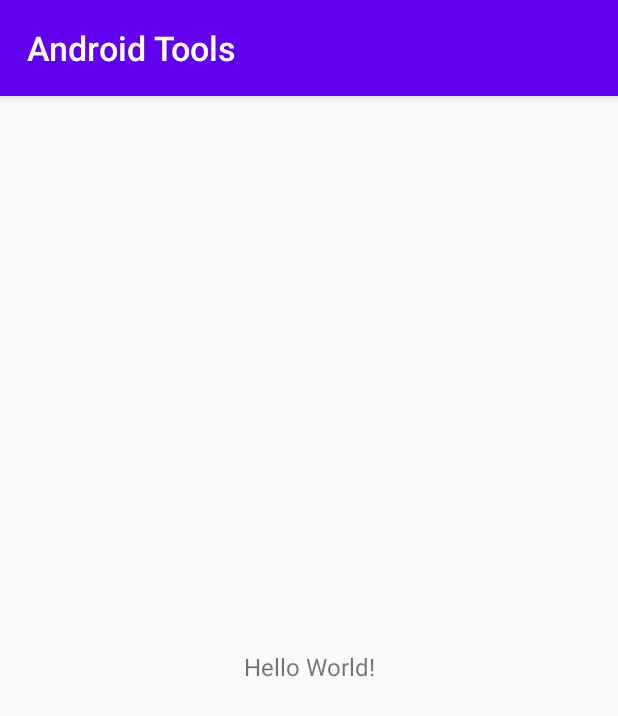
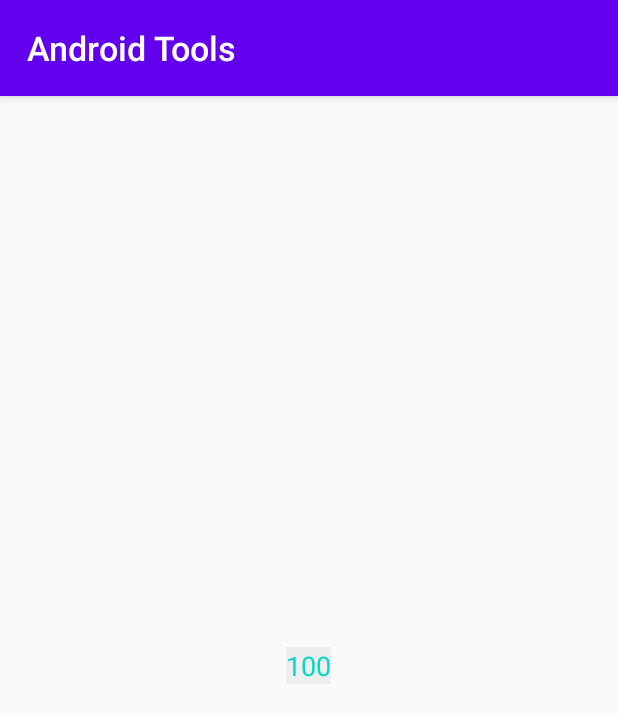
Before and after one commit to geekDavid/Android-Tools-boluomi, an Android app: the screen it shows after launch (MainActivity), on a phone screen of 412 x 824 dp. Shown: the top 716 px of the screen. Run offline under Robolectric (Android 15) with nearby library versions, the phone set to English and light mode, and no system bars; our stand-ins replace RxJava, data binding.

Commit message:
编辑BaseViewModel，创建简单例子

```diff
--- a/CommonLibrary/build.gradle
+++ b/CommonLibrary/build.gradle
@@ -38,9 +38,9 @@ dependencies {
 
     implementation 'androidx.appcompat:appcompat:1.1.0'
     implementation 'androidx.recyclerview:recyclerview:1.0.0'
-    implementation 'android.arch.lifecycle:extensions:1.1.1'
-    implementation 'io.reactivex.rxjava2:rxjava:2.1.16'
-    implementation 'io.reactivex.rxjava2:rxandroid:2.0.2'
+    api 'android.arch.lifecycle:extensions:1.1.1'
+    api 'io.reactivex.rxjava2:rxjava:2.1.16'
+    api 'io.reactivex.rxjava2:rxandroid:2.0.2'
     testImplementation 'junit:junit:4.12'
     androidTestImplementation 'androidx.test.ext:junit:1.1.1'
     androidTestImplementation 'androidx.test.espresso:espresso-core:3.2.0'
--- a/CommonLibrary/src/main/java/com/boluomi/commonlibrary/CommonActivity.java
+++ b/CommonLibrary/src/main/java/com/boluomi/commonlibrary/CommonActivity.java
@@ -1,16 +1,20 @@
 package com.boluomi.commonlibrary;
 
+import android.app.Dialog;
 import android.os.Bundle;
-
 import androidx.annotation.LayoutRes;
 import androidx.annotation.Nullable;
 import androidx.appcompat.app.AppCompatActivity;
 import androidx.databinding.DataBindingUtil;
 import androidx.databinding.ViewDataBinding;
-import androidx.lifecycle.ViewModel;
-
+import androidx.lifecycle.Observer;
+import androidx.lifecycle.ViewModelProviders;
+import com.boluomi.commonlibrary.bean.DialogBean;
+import com.boluomi.commonlibrary.lifecycle.BaseViewModel;
 import com.boluomi.commonlibrary.manager.ActivityTaskManager;
 import com.boluomi.commonlibrary.manager.ScreenManager;
+import com.boluomi.commonlibrary.utils.DialogLoadingUtils;
+import java.lang.reflect.ParameterizedType;
 
 /**
  * @name Android Tools
@@ -21,11 +25,13 @@ import com.boluomi.commonlibrary.manager.ScreenManager;
  * @change
  * @chang time
  */
-public abstract class CommonActivity<DBinding extends ViewDataBinding,VModel extends ViewModel> extends AppCompatActivity {
+public abstract class CommonActivity<DBinding extends ViewDataBinding, VModel extends BaseViewModel>
+    extends AppCompatActivity {
 
   private static final String TAG = "CommonActivity";
   protected DBinding mDatabinding;
   protected VModel mViewModel;
+  private Dialog mLoadingDialog;
 
   @Override
   protected void onCreate(@Nullable Bundle savedInstanceState) {
@@ -33,17 +39,79 @@ public abstract class CommonActivity<DBinding extends ViewDataBinding,VModel ext
     ActivityTaskManager.getInstance().put(this);
     ScreenManager.SCREEN(this);
     mDatabinding = initDataBinding();
-        mViewModel = initViewModel();
+    initData();
   }
 
+  protected abstract void initData();
+
+  public VModel initViewModel() {
+    try {
+      // 通过反射获取model的真实类型
+      ParameterizedType pt = (ParameterizedType) this.getClass().getGenericSuperclass();
+      Class<VModel> clazz = (Class<VModel>) pt.getActualTypeArguments()[1];
+      mViewModel = ViewModelProviders.of(this).get(clazz);
+    } catch (Exception e) {
+      throw new RuntimeException(e);
+    }
+    return mViewModel;
+  }
 
   protected abstract @LayoutRes int getLayoutId();
 
-    protected DBinding initDataBinding(){
-        return DataBindingUtil.setContentView(this,getLayoutId());
+  protected DBinding initDataBinding() {
+    mDatabinding = DataBindingUtil.setContentView(this, getLayoutId());
+    mViewModel = initViewModel();
+    initObserve();
+    return mDatabinding;
   }
 
-    protected abstract VModel initViewModel();
+  /** 监听当前ViewModel中 showDialog和error的值 */
+  private void initObserve() {
+    if (mViewModel == null) {
+      return;
+    }
+    mViewModel.getShowDialog(
+        this,
+        new Observer<DialogBean>() {
+          @Override
+          public void onChanged(DialogBean bean) {
+            if (bean.isShow()) {
+              showDialog(bean.getMsg());
+            } else {
+              dismissDialog();
+            }
+          }
+        });
+    mViewModel.getError(
+        this,
+        new Observer<Object>() {
+          @Override
+          public void onChanged(Object obj) {
+            showError(obj);
+          }
+        });
+  }
+
+  /**
+   * 显示用户等待框
+   *
+   * @param msg 提示信息
+   */
+  protected void showDialog(String msg) {
+    mLoadingDialog = DialogLoadingUtils.createLoadingDialog(this, msg);
+    mLoadingDialog.show();
+  }
+
+  /** 隐藏等待框 */
+  protected void dismissDialog() {
+    if (mLoadingDialog != null && mLoadingDialog.isShowing()) {
+      mLoadingDialog.dismiss();
+      mLoadingDialog = null;
+    }
+  }
+
+  /** ViewModel层发生了错误 */
+  protected abstract void showError(Object obj);
 
   @Override
   protected void onDestroy() {
--- /dev/null
+++ b/CommonLibrary/src/main/java/com/boluomi/commonlibrary/bean/DialogBean.java
@@ -0,0 +1,28 @@
+package com.boluomi.commonlibrary.bean;
+
+/**
+ * 加载中dialog实体类
+ *
+ * @author Jin
+ */
+public final class DialogBean {
+
+  private boolean isShow;
+  private String msg;
+
+  public boolean isShow() {
+    return isShow;
+  }
+
+  public void setShow(boolean show) {
+    isShow = show;
+  }
+
+  public String getMsg() {
+    return msg;
+  }
+
+  public void setMsg(String msg) {
+    this.msg = msg;
+  }
+}
--- /dev/null
+++ b/CommonLibrary/src/main/java/com/boluomi/commonlibrary/lifecycle/BaseViewModel.java
@@ -0,0 +1,52 @@
+package com.boluomi.commonlibrary.lifecycle;
+
+import androidx.lifecycle.LifecycleOwner;
+import androidx.lifecycle.MutableLiveData;
+import androidx.lifecycle.Observer;
+import androidx.lifecycle.ViewModel;
+import com.boluomi.commonlibrary.bean.DialogBean;
+import io.reactivex.disposables.CompositeDisposable;
+import io.reactivex.disposables.Disposable;
+
+/**
+ * ViewModel基类，管理rxJava发出的请求，ViewModel销毁同时也取消请求
+ *
+ * @author Jin
+ */
+public abstract class BaseViewModel extends ViewModel {
+
+  /** 管理RxJava请求 */
+  private CompositeDisposable compositeDisposable;
+  /** 用来通知 Activity／Fragment 是否显示等待Dialog */
+  protected DialogLiveData<DialogBean> showDialog = new DialogLiveData<>();
+  /** 当ViewModel层出现错误需要通知到Activity／Fragment */
+  protected MutableLiveData<Object> error = new MutableLiveData<>();
+
+  /** 添加 rxJava 发出的请求 */
+  protected void addDisposable(Disposable disposable) {
+    if (compositeDisposable == null || compositeDisposable.isDisposed()) {
+      compositeDisposable = new CompositeDisposable();
+    }
+    compositeDisposable.add(disposable);
+  }
+
+  public void getShowDialog(LifecycleOwner owner, Observer<DialogBean> observer) {
+    showDialog.observe(owner, observer);
+  }
+
+  public void getError(LifecycleOwner owner, Observer<Object> observer) {
+    error.observe(owner, observer);
+  }
+
+  /** ViewModel销毁同时也取消请求 */
+  @Override
+  protected void onCleared() {
+    super.onCleared();
+    if (compositeDisposable != null) {
+      compositeDisposable.dispose();
+      compositeDisposable = null;
+    }
+    showDialog = null;
+    error = null;
+  }
+}
--- /dev/null
+++ b/CommonLibrary/src/main/java/com/boluomi/commonlibrary/lifecycle/DialogLiveData.java
@@ -0,0 +1,26 @@
+package com.boluomi.commonlibrary.lifecycle;
+
+import androidx.lifecycle.MutableLiveData;
+import com.boluomi.commonlibrary.bean.DialogBean;
+
+/**
+ * 用来显示加载中dialog的MutableLiveData
+ *
+ * @author Jin
+ */
+public final class DialogLiveData<T> extends MutableLiveData<T> {
+
+  private DialogBean bean = new DialogBean();
+
+  public void setValue(boolean isShow) {
+    bean.setShow(isShow);
+    bean.setMsg("");
+    setValue((T) bean);
+  }
+
+  public void setValue(boolean isShow, String msg) {
+    bean.setShow(isShow);
+    bean.setMsg(msg);
+    setValue((T) bean);
+  }
+}
--- /dev/null
+++ b/CommonLibrary/src/main/java/com/boluomi/commonlibrary/utils/DialogLoadingUtils.java
@@ -0,0 +1,66 @@
+package com.boluomi.commonlibrary.utils;
+
+import android.app.Dialog;
+import android.content.Context;
+import android.text.TextUtils;
+import android.view.Gravity;
+import android.view.LayoutInflater;
+import android.view.View;
+import android.view.Window;
+import android.view.WindowManager;
+import android.widget.LinearLayout;
+import android.widget.TextView;
+import com.boluomi.commonlibrary.R;
+
+/**
+ * 加载中的dialog
+ *
+ * @author Jin
+ */
+public class DialogLoadingUtils {
+
+  public static Dialog createLoadingDialog(Context context, String msg) {
+    LayoutInflater inflater = LayoutInflater.from(context);
+    // 得到加载view
+    View v = inflater.inflate(R.layout.dialog_loading, null);
+    // 加载布局
+    LinearLayout layout = v.findViewById(R.id.dialog_loading_view);
+    // 提示文字
+    TextView tipTextView = v.findViewById(R.id.tipTextView);
+    if (!TextUtils.isEmpty(msg)) {
+      // 设置加载信息
+      tipTextView.setText(msg);
+    }
+    // 创建自定义样式dialog
+    Dialog loadingDialog = new Dialog(context, R.style.LoadingDialog);
+    // 是否可以按“返回键”消失
+    loadingDialog.setCancelable(true);
+    // 点击加载框以外的区域
+    loadingDialog.setCanceledOnTouchOutside(false);
+    // 设置布局
+    loadingDialog.setContentView(
+        layout,
+        new LinearLayout.LayoutParams(
+            LinearLayout.LayoutParams.MATCH_PARENT, LinearLayout.LayoutParams.MATCH_PARENT));
+    // 将显示Dialog的方法封装在这里面
+    Window window = loadingDialog.getWindow();
+    WindowManager.LayoutParams lp = window.getAttributes();
+    lp.width = WindowManager.LayoutParams.MATCH_PARENT;
+    lp.height = WindowManager.LayoutParams.WRAP_CONTENT;
+    window.setGravity(Gravity.CENTER);
+    window.setAttributes(lp);
+    loadingDialog.show();
+    return loadingDialog;
+  }
+
+  public static Dialog createLoadingDialog(Context context) {
+    return createLoadingDialog(context, "");
+  }
+
+  /** 关闭dialog */
+  public static void closeDialog(Dialog dialog) {
+    if (dialog != null && dialog.isShowing()) {
+      dialog.dismiss();
+    }
+  }
+}
--- /dev/null
+++ b/CommonLibrary/src/main/res/drawable/dialog_loading.xml
@@ -0,0 +1,5 @@
+<?xml version="1.0" encoding="utf-8"?>
+<animated-rotate xmlns:android="http://schemas.android.com/apk/res/android"
+    android:drawable="@mipmap/dialog_loading_img"
+    android:pivotX="50%"
+    android:pivotY="50%" />
--- /dev/null
+++ b/CommonLibrary/src/main/res/values/colors.xml
@@ -0,0 +1,4 @@
+<?xml version="1.0" encoding="utf-8"?>
+<resources>
+  <color name="color_white">#FFFFFF</color>
+</resources>
--- /dev/null
+++ b/CommonLibrary/src/main/res/values/strings.xml
@@ -0,0 +1,4 @@
+<resources>
+
+    <string name="loading">加载中…</string>
+</resources>
--- /dev/null
+++ b/CommonLibrary/src/main/res/values/styles.xml
@@ -0,0 +1,21 @@
+<?xml version="1.0" encoding="utf-8"?>
+<resources>
+    <!--对话框的样式-->
+    <style name="LoadingDialog">
+        <!--对话框背景 -->
+        <item name="android:windowBackground">@android:color/transparent</item>
+        <!--边框 -->
+        <item name="android:windowFrame">@null</item>
+        <!--没有标题 -->
+        <item name="android:windowNoTitle">true</item>
+        <!-- 是否浮现在Activity之上 -->
+        <item name="android:windowIsFloating">true</item>
+        <!--背景透明 -->
+        <item name="android:windowIsTranslucent">false</item>
+        <!-- 是否有覆盖 -->
+        <item name="android:windowContentOverlay">@null</item>
+        <!--背景变暗-->
+        <item name="android:backgroundDimEnabled">false</item>
+    </style>
+
+</resources>
--- a/app/src/main/java/com/boluomi/androidtools/activity/MainActivity.java
+++ b/app/src/main/java/com/boluomi/androidtools/activity/MainActivity.java
@@ -1,11 +1,20 @@
 package com.boluomi.androidtools.activity;
 
-import androidx.lifecycle.ViewModel;
+import com.boluomi.androidtools.R;
+import com.boluomi.androidtools.databinding.ActivityMainBinding;
+import com.boluomi.commonlibrary.CommonActivity;
+import com.boluomi.commonlibrary.utils.MLog;
 
-import com.boluomi.androidtools.R;
-import com.boluomi.commonlibrary.CommonActivity;
+public class MainActivity extends CommonActivity<ActivityMainBinding, TestViewModel> {
+  private static final String TAG = "MainActivity";
 
-public class MainActivity extends CommonActivity {
+  @Override
+  protected void initData() {
+    mDatabinding.setModel(mViewModel);
+    mDatabinding.setLifecycleOwner(this);
+    mViewModel.requestData();
+    mViewModel.getProgress().setValue("10");
+  }
 
   @Override
   protected int getLayoutId() {
@@ -13,7 +22,7 @@ public class MainActivity extends CommonActivity {
   }
 
   @Override
-    protected ViewModel initViewModel() {
-        return null;
+  protected void showError(Object obj) {
+    MLog.i(TAG, "obj" + obj.toString());
   }
 }
--- /dev/null
+++ b/app/src/main/java/com/boluomi/androidtools/activity/TestViewModel.java
@@ -0,0 +1,52 @@
+package com.boluomi.androidtools.activity;
+
+import android.os.Handler;
+import androidx.lifecycle.MutableLiveData;
+import com.boluomi.commonlibrary.lifecycle.BaseViewModel;
+import com.boluomi.commonlibrary.utils.MLog;
+
+public class TestViewModel extends BaseViewModel {
+
+  private static final String TAG = "NewsViewModel";
+
+  private MutableLiveData<String> progress = new MutableLiveData<>();
+
+  public MutableLiveData<String> getProgress() {
+    return progress;
+  }
+
+  public void requestData() {
+    showDialog.setValue(true);
+    MLog.i(TAG, "开始请求，显示dialog");
+    new Handler()
+        .postDelayed(
+            new Runnable() {
+              @Override
+              public void run() {
+                showDialog.setValue(false);
+                MLog.i(TAG, "结束请求，关闭dialog");
+              }
+            },
+            1000);
+    new Handler()
+        .postDelayed(
+            new Runnable() {
+              @Override
+              public void run() {
+                MLog.i(TAG, "显示进度100");
+                progress.setValue("100");
+              }
+            },
+            3000);
+    new Handler()
+        .postDelayed(
+            new Runnable() {
+              @Override
+              public void run() {
+                MLog.i(TAG, "显示错误");
+                error.setValue("报错了大哥");
+              }
+            },
+            5000);
+  }
+}
--- a/app/src/main/res/layout/activity_main.xml
+++ b/app/src/main/res/layout/activity_main.xml
@@ -1,18 +1,31 @@
 <?xml version="1.0" encoding="utf-8"?>
-<androidx.constraintlayout.widget.ConstraintLayout xmlns:android="http://schemas.android.com/apk/res/android"
-    xmlns:app="http://schemas.android.com/apk/res-auto"
-    xmlns:tools="http://schemas.android.com/tools"
-    android:layout_width="match_parent"
-    android:layout_height="match_parent"
-    tools:context=".activity.MainActivity">
+<layout
+    xmlns:android="http://schemas.android.com/apk/res/android">
+
+  <data>
+
+    <variable
+        name="model"
+        type="com.boluomi.androidtools.activity.TestViewModel"
+        />
+  </data>
+
+  <LinearLayout
+      android:layout_width="match_parent"
+      android:layout_height="match_parent"
+      android:gravity="center"
+      android:orientation="vertical"
+      >
 
     <TextView
         android:layout_width="wrap_content"
         android:layout_height="wrap_content"
-        android:text="Hello World!"
-        app:layout_constraintBottom_toBottomOf="parent"
-        app:layout_constraintLeft_toLeftOf="parent"
-        app:layout_constraintRight_toRightOf="parent"
-        app:layout_constraintTop_toTopOf="parent" />
+        android:background="#eeeeee"
+        android:gravity="center"
+        android:text="@{model.progress}"
+        android:textColor="@color/colorAccent"
+        android:textSize="16sp"
+        />
 
-</androidx.constraintlayout.widget.ConstraintLayout>
+  </LinearLayout>
+</layout>
```
Also changed, not shown: CommonLibrary/src/main/java/com/boluomi/commonlibrary/utils/MLog.java (+1 -7 lines), CommonLibrary/src/main/res/layout/dialog_loading.xml (added, +42 -0 lines), app/build.gradle (+6 -4 lines), CommonLibrary/src/main/res/drawable/loading_bg.9.png (added), CommonLibrary/src/main/res/mipmap-xxhdpi/dialog_loading_img.png (added), 1 other file. Lines whose indentation alone changed are shown as unchanged.
